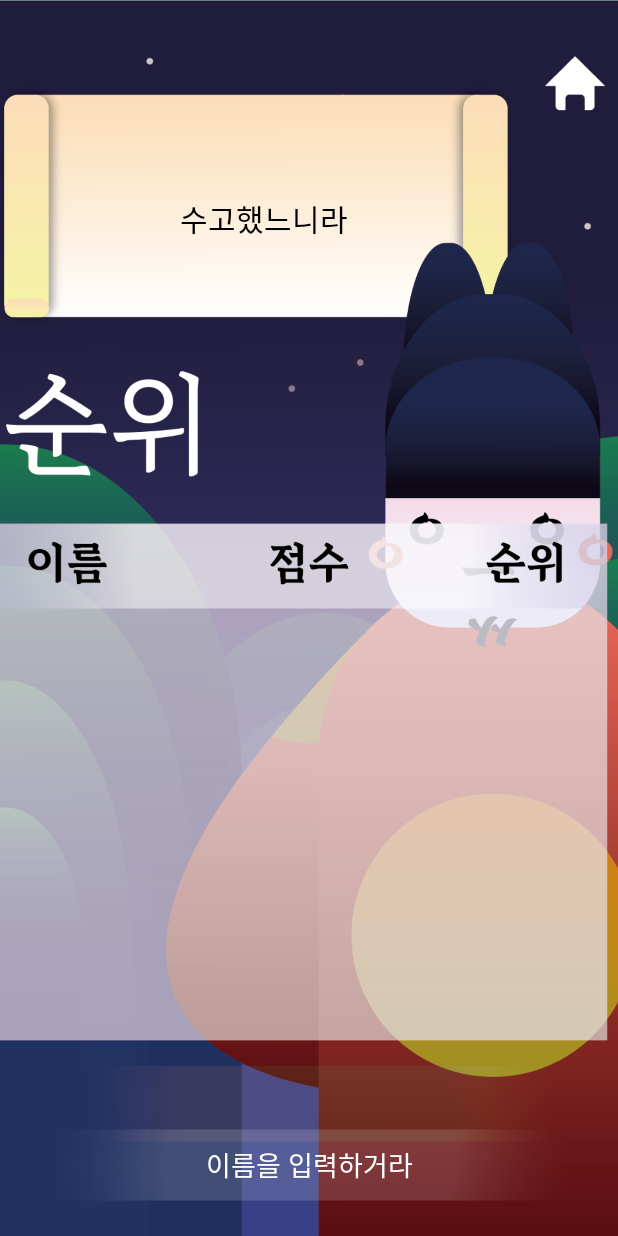
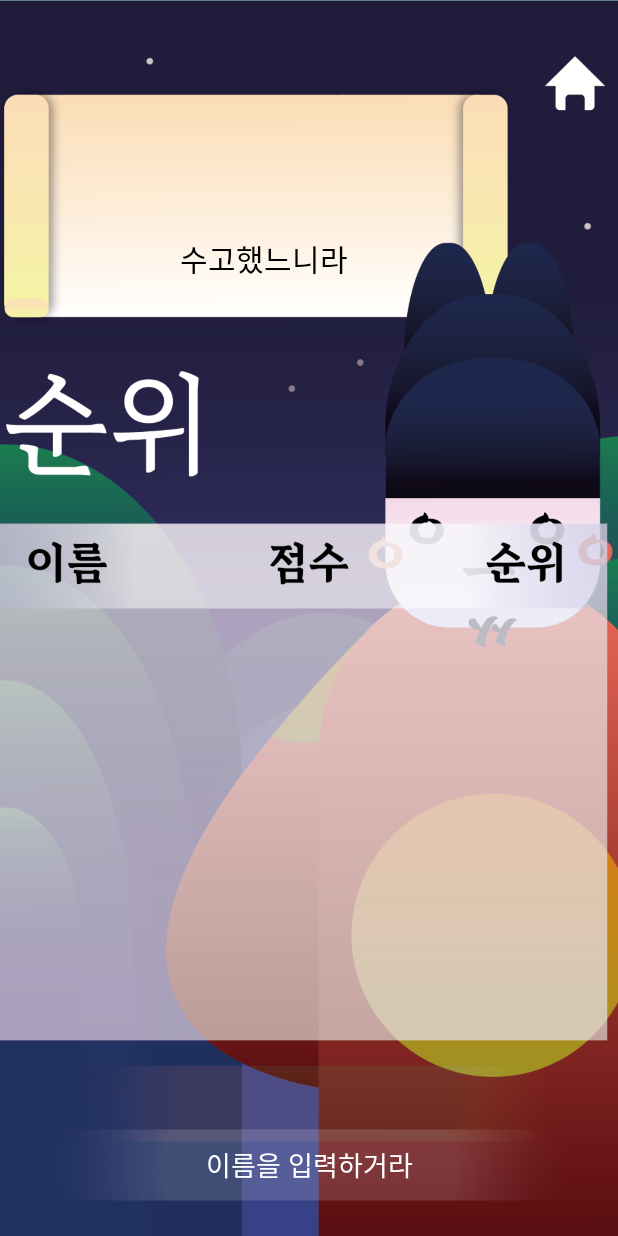
Before and after one commit to Zero020/HunminjeongeumApp, an Android app: the layout activity_quiz_branking.xml on its own in the app's theme, with its tools: preview values and no code run, on a phone screen of 412 x 824 dp. Run offline under Robolectric (Android 15) with nearby library versions, the phone set to English and light mode, and no system bars; Roboto replaces fonts that are not available here.

```diff
--- a/app/src/main/res/layout/activity_quiz_branking.xml
+++ b/app/src/main/res/layout/activity_quiz_branking.xml
@@ -26,7 +26,7 @@
         android:layout_marginEnd="75dp"
         android:layout_marginBottom="564dp"
         android:fontFamily="@font/chungjukimsaeng"
-        android:gravity="center_horizontal"
+        android:gravity="center"
         android:lineSpacingExtra="20dp"
         android:paddingTop="12dp"
         android:text="수고했느니라"
@@ -44,7 +44,7 @@
         android:layout_width="0dp"
         android:layout_height="230dp"
         android:layout_marginHorizontal="20dp"
-        android:layout_marginBottom="110dp"
+        android:layout_marginBottom="135dp"
         android:background="@android:color/transparent"
         android:elevation="10dp"
         app:layout_constraintBottom_toBottomOf="parent"
```
Also changed, not shown: app/src/main/java/com/android/hunminjeongeumapp/quiz_b/RankingBActivity.kt (+12 -0 lines).
